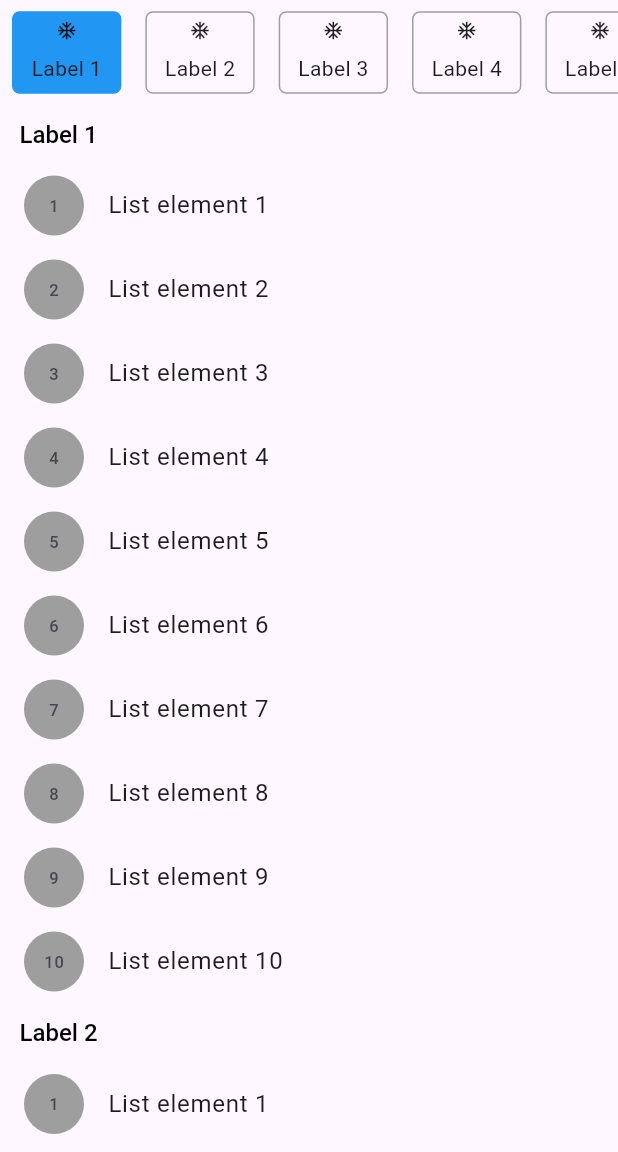
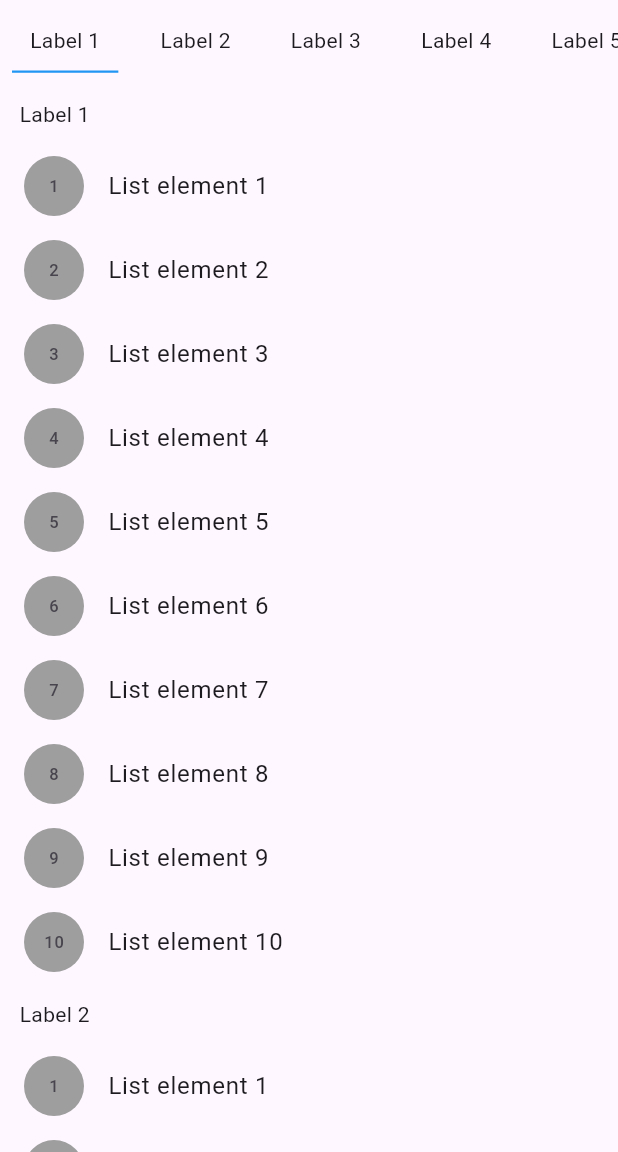
Before and after one commit to The-Artista/scroll_to_animate_tab, a Flutter app: the screen it shows after launch, on a phone screen of 412 x 824 dp, the part 84-1236 px from its top. Run offline on Flutter 3.47's test engine with Material 2 defaults, Android fonts, the phone set to English and light mode, and no system bars; drawn by our look-alikes of scrollable_positioned_list.

Commit message:
refactor(tab bar): tab bar border behavior

```diff
--- a/example/lib/main.dart
+++ b/example/lib/main.dart
@@ -76,12 +76,11 @@ class _MyHomePageState extends State<MyHomePage> {
         title: Text(widget.title),
       ),
       body: ScrollToAnimateTab(
-        isOutlineBorder: true,
-        iconPosition: IconPosition.top,
+
         tabs: List.generate(10, (index) => ScrollableListTab(
             tab: ListTab(
               label: Text('Label ${index + 1}'),
-              icon: const Icon(Icons.ac_unit, size: 14,),
+              //icon: const Icon(Icons.ac_unit, size: 14,),
               showIconOnList: false
             ),
             body: ListView.builder(
--- a/lib/src/scroll_to_animate_tab.dart
+++ b/lib/src/scroll_to_animate_tab.dart
@@ -14,6 +14,11 @@ enum IconPosition{
   right
 }
 
+enum TabBarBorder{
+  outline,
+  underline,
+}
+
 /// Create a new [ScrollToAnimateTab]
 class ScrollToAnimateTab extends StatefulWidget {
 
@@ -28,7 +33,7 @@ class ScrollToAnimateTab extends StatefulWidget {
     this.tabAnimationCurve = Curves.decelerate,
     this.bodyAnimationCurve = Curves.decelerate,
     this.backgroundColor = Colors.transparent,
-    this.isOutlineBorder = false,
+    this.tabBarBorder = TabBarBorder.underline,
     this.iconPosition = IconPosition.left
   });
 
@@ -36,7 +41,7 @@ class ScrollToAnimateTab extends StatefulWidget {
   final List<ScrollableListTab> tabs;
 
   /// Height of the tab at the top of the view.
-  final double? tabHeight;
+  final double tabHeight;
 
   /// Duration of tab change animation.
   final Duration? tabAnimationDuration;
@@ -54,10 +59,10 @@ class ScrollToAnimateTab extends StatefulWidget {
   final Color? backgroundColor;
 
   /// Change Tab Border
-  final bool isOutlineBorder;
+  final TabBarBorder tabBarBorder;
 
   /// Change Icon Position
-  final IconPosition iconPosition;
+  final IconPosition? iconPosition;
 
   @override
   _ScrollToAnimateTabState createState() => _ScrollToAnimateTabState();
@@ -77,8 +82,11 @@ class _ScrollToAnimateTabState extends State<ScrollToAnimateTab> {
     _bodyPositionsListener.itemPositions.addListener(_onInnerViewScrolled);
   }
 
+  late Decoration tabDecoration;
+
   @override
   Widget build(BuildContext context) {
+
     return Column(
       children: [
         Container(
@@ -96,26 +104,34 @@ class _ScrollToAnimateTabState extends State<ScrollToAnimateTab> {
                 builder: (_, i, __) {
                   final selected = index == i;
 
+                  if(widget.tabBarBorder == TabBarBorder.outline){
+                    tabDecoration = BoxDecoration(
+                        color: selected ? tab.tabActiveColor : tab.tabInactiveColor,
+                        borderRadius: tab.borderRadius,
+                        border: Border.all(
+                            color: selected ? tab.tabActiveColor : tab.borderColor
+                        )
+                    );
+                  }
+
+                  if(widget.tabBarBorder == TabBarBorder.underline){
+                    tabDecoration = BoxDecoration(
+                        border: Border(
+                          bottom: BorderSide(
+                              color: selected ? tab.tabActiveColor : Colors.transparent,
+                              width: 1.5
+                          )
+                        )
+                    );
+                  }
+
                   return GestureDetector(
                     onTap: () => _onTabPressed(index),
                     child: Container(
                       margin: _kTabMargin,
                       padding: _kTabPadding,
                       alignment: Alignment.center,
-                      decoration: widget.isOutlineBorder ? BoxDecoration(
-                        color: selected ? tab.tabActiveColor : tab.tabInactiveColor,
-                        borderRadius: tab.borderRadius,
-                        border: Border.all(
-                          color: selected ? tab.tabActiveColor : tab.borderColor
-                        )
-                      ) : BoxDecoration(
-                          border: Border(
-                          bottom: BorderSide(
-                            color: selected ? tab.tabActiveColor : tab.tabInactiveColor,
-                            width: 1.5
-                          )
-                        )
-                      ),
+                      decoration: tabDecoration,
                       child:  _buildTab(index),
                     )
                   );
```
